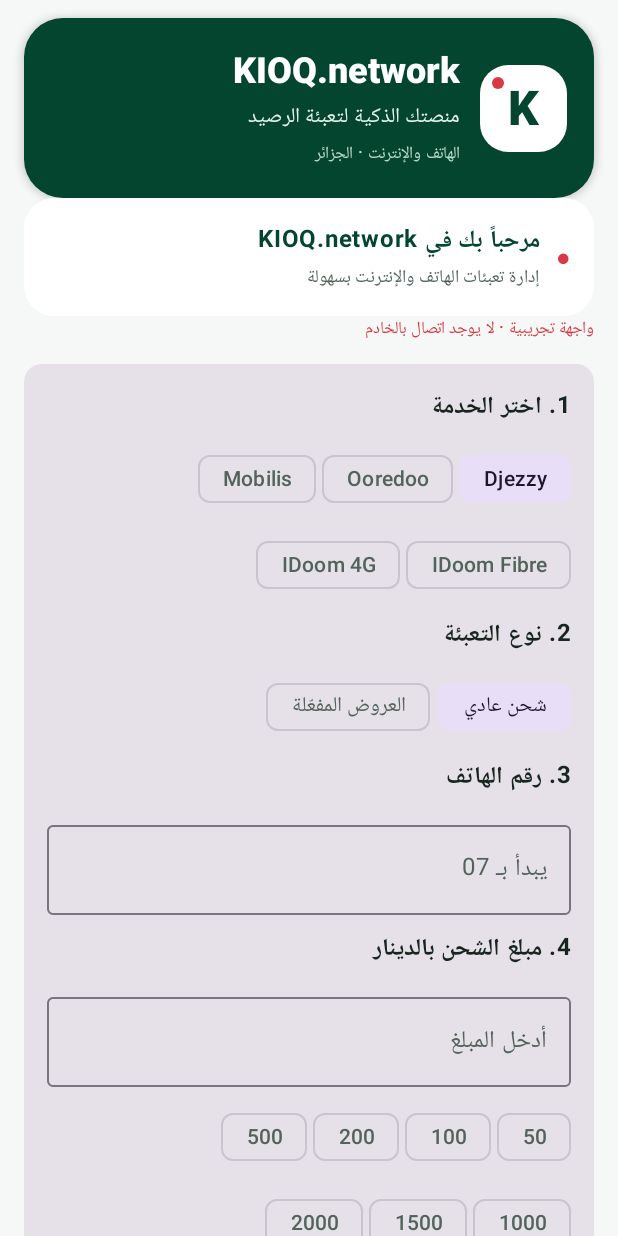
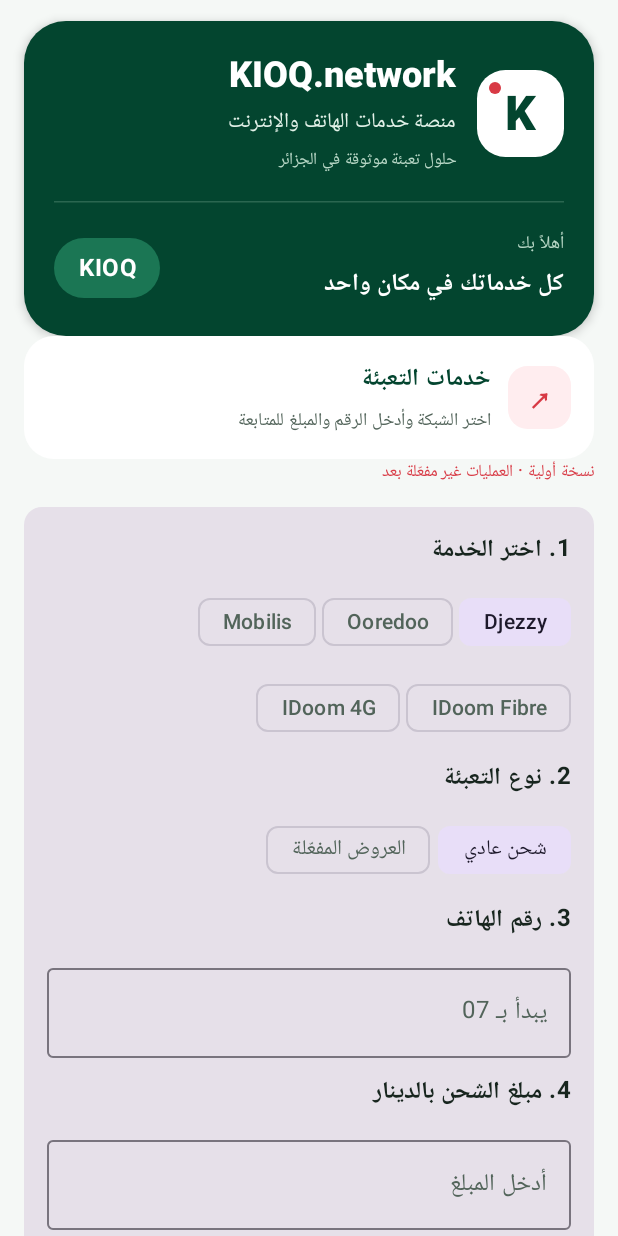
Before and after one commit to kioqprint/kioq.network, an Android app built with Jetpack Compose: the screen it shows after launch (MainActivity), after a tap on "Djezzy", on a phone screen of 412 x 824 dp. Run offline under Robolectric (Android 15) with nearby library versions, the phone set to English and light mode, and no system bars.

Commit message:
Polish KIOQ.network home branding and remove provider name from customer UI

```diff
--- a/app/src/main/java/network/kioq/app/MainActivity.kt
+++ b/app/src/main/java/network/kioq/app/MainActivity.kt
@@ -100,26 +100,40 @@ private fun normalize(raw:String,service:String):String {
  Scaffold { pad ->
   LazyColumn(Modifier.fillMaxSize().padding(pad).padding(horizontal=16.dp),verticalArrangement=Arrangement.spacedBy(13.dp)) {
    item {
-    Card(Modifier.fillMaxWidth().padding(top=12.dp),shape=RoundedCornerShape(26.dp),colors=CardDefaults.cardColors(containerColor=KioqGreenDark),elevation=CardDefaults.cardElevation(defaultElevation=3.dp)) {
-     Row(Modifier.fillMaxWidth().padding(horizontal=18.dp,vertical=19.dp),verticalAlignment=Alignment.CenterVertically,horizontalArrangement=Arrangement.spacedBy(13.dp)) {
-      BrandMark()
-      Column(Modifier.weight(1f),verticalArrangement=Arrangement.spacedBy(3.dp)) {
-       Text("KIOQ.network",style=MaterialTheme.typography.headlineSmall,fontWeight=FontWeight.ExtraBold,color=Color.White)
-       Text("منصتك الذكية لتعبئة الرصيد",style=MaterialTheme.typography.bodyMedium,color=Color(0xFFE3F2E9))
-       Text("الهاتف والإنترنت · الجزائر",style=MaterialTheme.typography.labelSmall,color=Color(0xFFB9D8C7))
+    Card(Modifier.fillMaxWidth().padding(top=14.dp),shape=RoundedCornerShape(28.dp),colors=CardDefaults.cardColors(containerColor=KioqGreenDark),elevation=CardDefaults.cardElevation(defaultElevation=4.dp)) {
+     Column(Modifier.fillMaxWidth().padding(20.dp),verticalArrangement=Arrangement.spacedBy(17.dp)) {
+      Row(Modifier.fillMaxWidth(),verticalAlignment=Alignment.CenterVertically,horizontalArrangement=Arrangement.spacedBy(14.dp)) {
+       BrandMark()
+       Column(Modifier.weight(1f),verticalArrangement=Arrangement.spacedBy(4.dp)) {
+        Text("KIOQ.network",style=MaterialTheme.typography.headlineSmall,fontWeight=FontWeight.ExtraBold,color=Color.White)
+        Text("منصة خدمات الهاتف والإنترنت",style=MaterialTheme.typography.bodyMedium,color=Color(0xFFE3F2E9))
+        Text("حلول تعبئة موثوقة في الجزائر",style=MaterialTheme.typography.labelSmall,color=Color(0xFFB9D8C7))
+       }
+      }
+      HorizontalDivider(color=Color(0x5579A992))
+      Row(Modifier.fillMaxWidth(),horizontalArrangement=Arrangement.SpaceBetween,verticalAlignment=Alignment.CenterVertically) {
+       Column(verticalArrangement=Arrangement.spacedBy(3.dp)) {
+        Text("أهلاً بك",style=MaterialTheme.typography.labelMedium,color=Color(0xFFB9D8C7))
+        Text("كل خدماتك في مكان واحد",style=MaterialTheme.typography.titleMedium,fontWeight=FontWeight.Bold,color=Color.White)
+       }
+       Surface(shape=RoundedCornerShape(50.dp),color=Color(0xFF1B7654)) {
+        Text("KIOQ",Modifier.padding(horizontal=15.dp,vertical=8.dp),color=Color.White,fontWeight=FontWeight.Bold)
+       }
       }
      }
     }
     Card(Modifier.fillMaxWidth(),shape=RoundedCornerShape(20.dp),colors=CardDefaults.cardColors(containerColor=Color.White)) {
-     Row(Modifier.fillMaxWidth().padding(15.dp),verticalAlignment=Alignment.CenterVertically,horizontalArrangement=Arrangement.spacedBy(10.dp)) {
-      Text("●",color=KioqRed)
-      Column {
-       Text("مرحباً بك في KIOQ.network",fontWeight=FontWeight.Bold,color=KioqGreenDark)
-       Text("إدارة تعبئات الهاتف والإنترنت بسهولة",style=MaterialTheme.typography.bodySmall,color=MaterialTheme.colorScheme.onSurfaceVariant)
+     Row(Modifier.fillMaxWidth().padding(15.dp),verticalAlignment=Alignment.CenterVertically,horizontalArrangement=Arrangement.spacedBy(11.dp)) {
+      Surface(shape=RoundedCornerShape(13.dp),color=Color(0xFFFFEDEF),modifier=Modifier.size(42.dp)) {
+       Box(contentAlignment=Alignment.Center) { Text("↗",color=KioqRed,fontWeight=FontWeight.Black,style=MaterialTheme.typography.titleLarge) }
+      }
+      Column(verticalArrangement=Arrangement.spacedBy(3.dp)) {
+       Text("خدمات التعبئة",fontWeight=FontWeight.Bold,color=KioqGreenDark)
+       Text("اختر الشبكة وأدخل الرقم والمبلغ للمتابعة",style=MaterialTheme.typography.bodySmall,color=MaterialTheme.colorScheme.onSurfaceVariant)
       }
      }
     }
-    Text("واجهة تجريبية · لا يوجد اتصال بالخادم",style=MaterialTheme.typography.labelSmall,color=MaterialTheme.colorScheme.secondary)
+    Text("نسخة أولية · العمليات غير مفعّلة بعد",style=MaterialTheme.typography.labelSmall,color=MaterialTheme.colorScheme.secondary)
    }
    item {
     Card { Column(Modifier.padding(15.dp),verticalArrangement=Arrangement.spacedBy(9.dp)) {
@@ -146,7 +160,7 @@ private fun normalize(raw:String,service:String):String {
       quickAmounts.chunked(4).forEach { group -> Row(horizontalArrangement=Arrangement.spacedBy(4.dp)) {
        group.forEach { a -> FilterChip(selected=amount==a,onClick={amount=a},label={Text(a)}) }
       } }
-     } else Text("العروض الفعلية ستظهر بعد ربط OneClick. لا نعرض عروضاً افتراضية.")
+     } else Text("العروض المتاحة ستظهر هنا عند تفعيل الخدمة.")
      OutlinedButton(onClick={editing=null;dialog=true},modifier=Modifier.fillMaxWidth()) { Text("حفظ الرقم كجهة اتصال") }
      Button(onClick={message="نموذج فقط: لم يُرسل طلب ولم يُخصم رصيد."},modifier=Modifier.fillMaxWidth()) { Text("تأكيد تجريبي") }
      Text(message,style=MaterialTheme.typography.bodySmall)
@@ -189,12 +203,12 @@ private fun normalize(raw:String,service:String):String {
     TextButton(onClick={expanded=if(expanded==r.id)null else r.id}) { Text(if(expanded==r.id)"إخفاء التفاصيل" else "تفاصيل العملية") }
     if(expanded==r.id) {
      HorizontalDivider();Text("رقم العملية: "+r.id);Text("قيمة التعبئة: "+r.amount+" دج");Text("المبلغ المخصوم من رصيدك: "+r.deducted+" دج")
-     Text("تكلفة OneClick والهوامش والمراجع الداخلية لا تظهر للتاجر.",style=MaterialTheme.typography.bodySmall,color=MaterialTheme.colorScheme.secondary)
+
     }
    } } }
    item {
     Card(colors=CardDefaults.cardColors(containerColor=MaterialTheme.colorScheme.surfaceVariant)) {
-     Text("ملاحظة: جهات الاتصال محفوظة محلياً. سجل العمليات والعروض والرصيد والتعبئات الحقيقية تحتاج إلى الخادم المركزي وربط OneClick. لا توجد مزامنة أو مصادقة بعد.",Modifier.padding(13.dp),style=MaterialTheme.typography.bodySmall)
+     Text("ملاحظة: جهات الاتصال محفوظة محلياً. سجل العمليات والعروض والرصيد والتعبئات الحقيقية تحتاج إلى تفعيل الخادم المركزي. لا توجد مزامنة أو مصادقة بعد.",Modifier.padding(13.dp),style=MaterialTheme.typography.bodySmall)
     }
     Spacer(Modifier.height(24.dp))
    }
```
